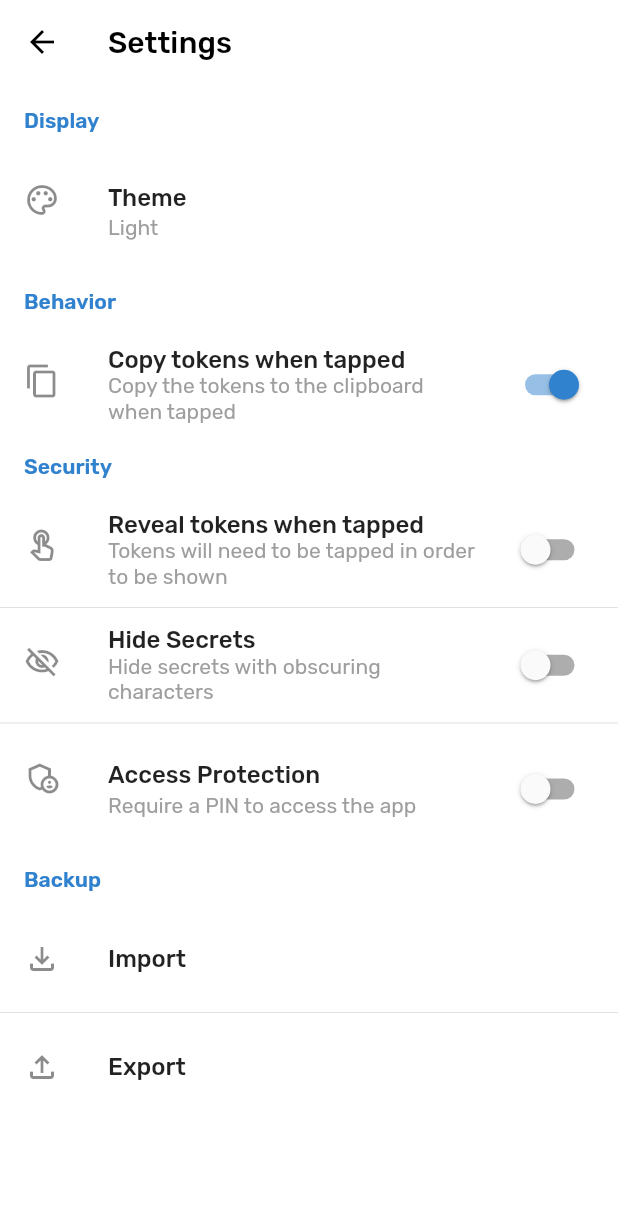
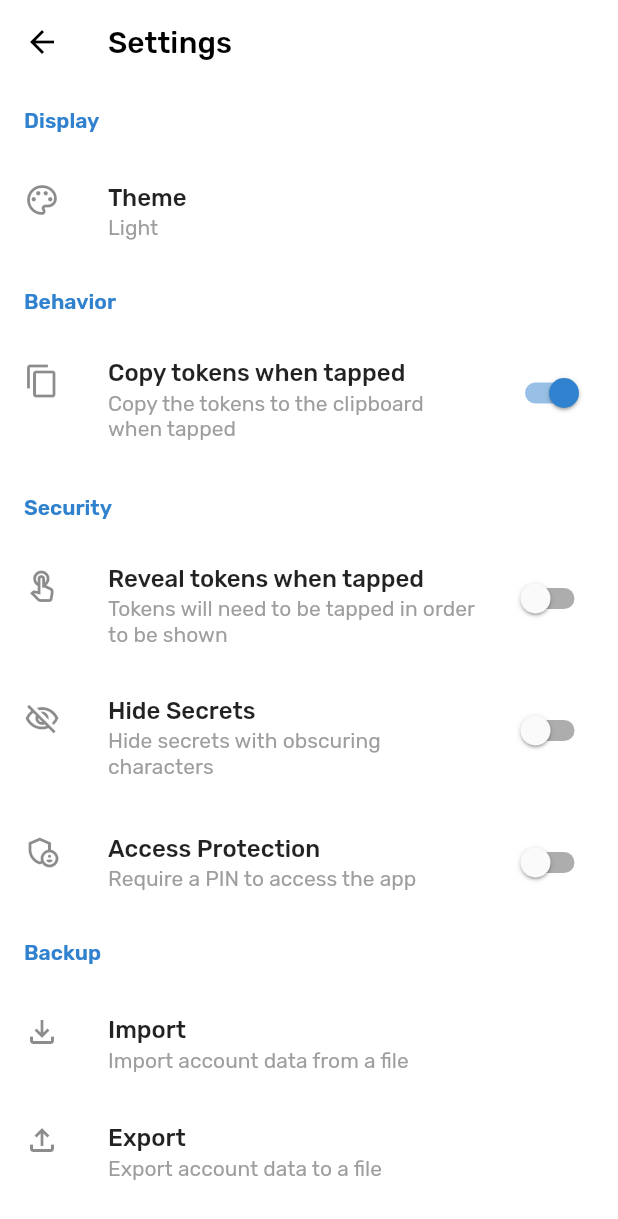
Before and after one commit to icabetong/openauth, a Flutter app: the SettingsRoute screen opened directly, on a phone screen of 412 x 824 dp. Shown: the top 1219 px of the screen. Run offline on Flutter 3.47's test engine with Material 2 defaults, Android fonts, the phone set to English and light mode, and no system bars; our stand-ins replace file_picker, flutter_secure_storage, flutter_svg, hive, hive_flutter, introduction_screen and 4 more; missing offline and left inert: base32, flutter_custom_tabs, otp, qr_code_scanner; accounts and stored records are empty; generated files the repository leaves out were written again.

Commit message:
Some minor changes

```diff
--- a/lib/about/about.dart
+++ b/lib/about/about.dart
@@ -4,7 +4,7 @@ import 'package:flutter_custom_tabs/flutter_custom_tabs.dart';
 import 'package:flutter_gen/gen_l10n/translations.dart';
 import 'package:package_info_plus/package_info_plus.dart';
 import 'package:simple_icons/simple_icons.dart';
-import 'package:url_launcher/url_launcher.dart' as UrlLauncher;
+import 'package:url_launcher/url_launcher.dart' as url;
 
 class AboutRoute extends StatefulWidget {
   const AboutRoute({Key? key}) : super(key: key);
@@ -21,8 +21,8 @@ class _AboutRouteState extends State<AboutRoute> {
 
   @override
   Widget build(BuildContext context) {
-    void _launchUrlFallback(String url) async {
-      if (!await UrlLauncher.launch(url)) {
+    void _launchUrlFallback(String _url) async {
+      if (!await url.launch(_url)) {
         ScaffoldMessenger.of(context).showSnackBar(
           SnackBar(
             content: Text(Translations.of(context)!.error_generic),
--- a/lib/entry/entry_input_page.dart
+++ b/lib/entry/entry_input_page.dart
@@ -216,6 +216,8 @@ class _InputPageState extends State<InputPage> {
                                   child: DropdownInputField<OTPType>(
                                       selected: _type,
                                       items: OTPType.values,
+                                      labelText:
+                                          Translations.of(context)!.field_type,
                                       labels: [
                                         Translations.of(context)!.otp_type_totp,
                                         Translations.of(context)!.otp_type_hotp,
@@ -268,6 +270,8 @@ class _InputPageState extends State<InputPage> {
                                   enabled: _type != OTPType.steam,
                                   selected: _algorithm,
                                   items: Algorithm.values,
+                                  labelText:
+                                      Translations.of(context)!.field_algorithm,
                                   labels: [
                                     Translations.of(context)!
                                         .algorithm_type_sha1,
--- a/lib/locales/app_en.arb
+++ b/lib/locales/app_en.arb
@@ -10,6 +10,11 @@
     "title_setup_app_protection": "Setup App Protection",
     "title_setup_app_protection_subtitle": "You can setup a password to restrict access to this app and its contents.",
     "title_add_account": "Add Account",
+    "title_import": "Import Data",
+    "title_import_subtitle": "Import data to OpenAuth's database",
+    "title_export": "Export Data",
+    "title_export_subtitle": "Export the contents of OpenAuth's database to the format of your choosing",
+    "title_export_directory": "Select a folder to save the export file",
     "menu_sort": "Sort",
     "menu_settings": "Settings",
     "menu_about": "About",
@@ -47,8 +52,11 @@
     "button_continue": "Continue",
     "button_unlock": "Unlock",
     "button_cancel": "Cancel",
+    "button_browse": "Browse",
+    "button_export": "Export",
     "button_show_advanced": "Show Advanced Options",
     "button_hide_advanced": "Hide Advanced Options",
+    "no_destination_set": "No Destination Set",
     "feedback_code_copied_to_clipboard": "Code Copied to Clipboard",
     "feedback_entry_already_exists": "Entry already exists",
     "feedback_entry_created": "Entry created",
@@ -87,7 +95,9 @@
     "settings_access_protection": "Access Protection",
     "settings_access_protection_subtitle": "Require a PIN to access the app",
     "settings_import": "Import",
+    "settings_import_subtitle": "Import account data from a file",
     "settings_export": "Export",
+    "settings_export_subtitle": "Export account data to a file",
     "about_version": "Version",
     "about_changelog": "Changelog",
     "about_changelog_subtitle": "Check what's new",
--- a/lib/settings/settings.dart
+++ b/lib/settings/settings.dart
@@ -1,6 +1,7 @@
 import 'package:animations/animations.dart';
 import 'package:flutter/material.dart';
 import 'package:flutter_gen/gen_l10n/translations.dart';
+import 'package:openauth/settings/other/export_page.dart';
 import 'package:openauth/settings/other/protection_page.dart';
 import 'package:openauth/settings/notifier.dart';
 import 'package:openauth/shared/custom/preference.dart';
@@ -36,6 +37,7 @@ class _SettingsRouteState extends State<SettingsRoute> {
                         title: Translations.of(context)!.settings_theme,
                         subtitle:
                             getThemeName(context, notifier.preferences.theme),
+                        subtitleMaxLines: 1,
                         onPressed: (context) async {
                           final result = await Navigator.push(
                               context,
@@ -120,7 +122,9 @@ class _SettingsRouteState extends State<SettingsRoute> {
                             notifier.changeProtection(isAppProtected);
                           });
                         },
-                          checked: notifier.preferences.isAppProtected)
+                        checked: notifier.preferences.isAppProtected,
+                        subtitleMaxLines: 1,
+                      )
                     ],
                   ),
                   PreferenceGroup(
@@ -129,10 +133,34 @@ class _SettingsRouteState extends State<SettingsRoute> {
                       PreferenceTile(
                         leading: const Icon(Icons.file_download_outlined),
                         title: Translations.of(context)!.settings_import,
+                        subtitle:
+                            Translations.of(context)!.settings_import_subtitle,
+                        subtitleMaxLines: 1,
                       ),
                       PreferenceTile(
                         leading: const Icon(Icons.file_upload_outlined),
                         title: Translations.of(context)!.settings_export,
+                        subtitle:
+                            Translations.of(context)!.settings_export_subtitle,
+                        subtitleMaxLines: 1,
+                        onPressed: (context) {
+                          Navigator.push(
+                            context,
+                            PageRouteBuilder(
+                              pageBuilder:
+                                  (context, animation, secondAnimation) =>
+                                      const ExportPage(),
+                              transitionsBuilder: (context, animation,
+                                      secondaryAnimation, child) =>
+                                  SharedAxisTransition(
+                                      child: child,
+                                      animation: animation,
+                                      secondaryAnimation: secondaryAnimation,
+                                      transitionType:
+                                          SharedAxisTransitionType.horizontal),
+                            ),
+                          );
+                        },
                       )
                     ],
                   )
--- /dev/null
+++ b/lib/shared/constants.dart
@@ -0,0 +1,3 @@
+import 'package:flutter/material.dart';
+
+EdgeInsetsGeometry get pagePadding => const EdgeInsets.all(16);
--- a/lib/shared/custom/dropdown_field.dart
+++ b/lib/shared/custom/dropdown_field.dart
@@ -7,6 +7,7 @@ class DropdownInputField<T> extends StatelessWidget {
     required this.items,
     required this.onChange,
     this.enabled = true,
+    this.labelText,
     this.hintText,
     this.labels,
   }) : super(key: key);
@@ -14,6 +15,7 @@ class DropdownInputField<T> extends StatelessWidget {
   final T selected;
   final List<T> items;
   final List<String>? labels;
+  final String? labelText;
   final String? hintText;
   final bool enabled;
   final Function(T) onChange;
@@ -28,6 +30,7 @@ class DropdownInputField<T> extends StatelessWidget {
               enabled: enabled,
               errorStyle: TextStyle(
                   color: Theme.of(context).colorScheme.error, fontSize: 16.0),
+              labelText: labelText,
               hintText: hintText,
               border:
                   OutlineInputBorder(borderRadius: BorderRadius.circular(5.0))),
--- a/lib/shared/custom/preference.dart
+++ b/lib/shared/custom/preference.dart
@@ -61,14 +61,13 @@ class PreferenceGroup extends StatelessWidget {
               overflow: TextOverflow.ellipsis,
             ),
           ),
-        ListView.separated(
+        ListView.builder(
           padding: listPadding,
           physics: const NeverScrollableScrollPhysics(),
           shrinkWrap: true,
           itemBuilder: (context, int index) {
             return tiles[index];
           },
-          separatorBuilder: (context, index) => const Divider(),
           itemCount: tiles.length,
         )
       ],
@@ -89,9 +88,9 @@ class PreferenceTile extends StatelessWidget {
   const PreferenceTile({
     Key? key,
     required this.title,
-    this.titleMaxLines,
+    this.titleMaxLines = _titleMaxLines,
     this.subtitle,
-    this.subtitleMaxLines,
+    this.subtitleMaxLines = _subtitleMaxLines,
     this.leading,
     this.trailing,
     this.onPressed,
@@ -106,9 +105,9 @@ class PreferenceTile extends StatelessWidget {
         super(key: key);
 
   final String title;
-  final int? titleMaxLines;
+  final int titleMaxLines;
   final String? subtitle;
-  final int? subtitleMaxLines;
+  final int subtitleMaxLines;
   final Widget? leading;
   final Widget? trailing;
   final Function(BuildContext context)? onPressed;
@@ -134,8 +133,8 @@ class PreferenceTile extends StatelessWidget {
     this.subtitleTextStyle,
   })  : _tileType = _PreferenceTileType.switchTile,
         onPressed = null,
-        assert(titleMaxLines == null || titleMaxLines > 0),
-        assert(subtitleMaxLines == null || subtitleMaxLines > 0),
+        assert(titleMaxLines > 0),
+        assert(subtitleMaxLines > 0),
         super(key: key);
 
   const PreferenceTile.checkBoxTile({
@@ -153,8 +152,8 @@ class PreferenceTile extends StatelessWidget {
     this.subtitleTextStyle,
   })  : _tileType = _PreferenceTileType.switchTile,
         onPressed = null,
-        assert(titleMaxLines == null || titleMaxLines > 0),
-        assert(subtitleMaxLines == null || subtitleMaxLines > 0),
+        assert(titleMaxLines > 0),
+        assert(subtitleMaxLines > 0),
         super(key: key);
 
   @override
@@ -167,7 +166,7 @@ class PreferenceTile extends StatelessWidget {
               ? Text(
                   subtitle!,
                   style: subtitleTextStyle ?? _subtitleTextStyle,
-                  maxLines: subtitleMaxLines ?? _subtitleMaxLines,
+                  maxLines: subtitleMaxLines,
                   overflow: TextOverflow.ellipsis,
                 )
               : null,
@@ -177,6 +176,7 @@ class PreferenceTile extends StatelessWidget {
           onTap: () {
             onPressed?.call(context);
           },
+          isThreeLine: subtitleMaxLines > 1 || titleMaxLines > 1,
         );
       case _PreferenceTileType.switchTile:
         return SwitchListTile(
@@ -198,6 +198,7 @@ class PreferenceTile extends StatelessWidget {
                   overflow: TextOverflow.ellipsis,
                 )
               : null,
+          isThreeLine: subtitleMaxLines > 1 || titleMaxLines > 1,
         );
       case _PreferenceTileType.checkboxTile:
         return CheckboxListTile(
@@ -223,6 +224,7 @@ class PreferenceTile extends StatelessWidget {
                   overflow: TextOverflow.ellipsis,
                 )
               : null,
+          isThreeLine: subtitleMaxLines > 1 || titleMaxLines > 1,
         );
     }
   }
```
Also changed, not shown: lib/settings/other/export_page.dart (added, +77 -0 lines), lib/settings/other/protection_page.dart (+6 -12 lines), lib/shared/custom/header.dart (added, +28 -0 lines). Lines whose indentation alone changed are shown as unchanged.
